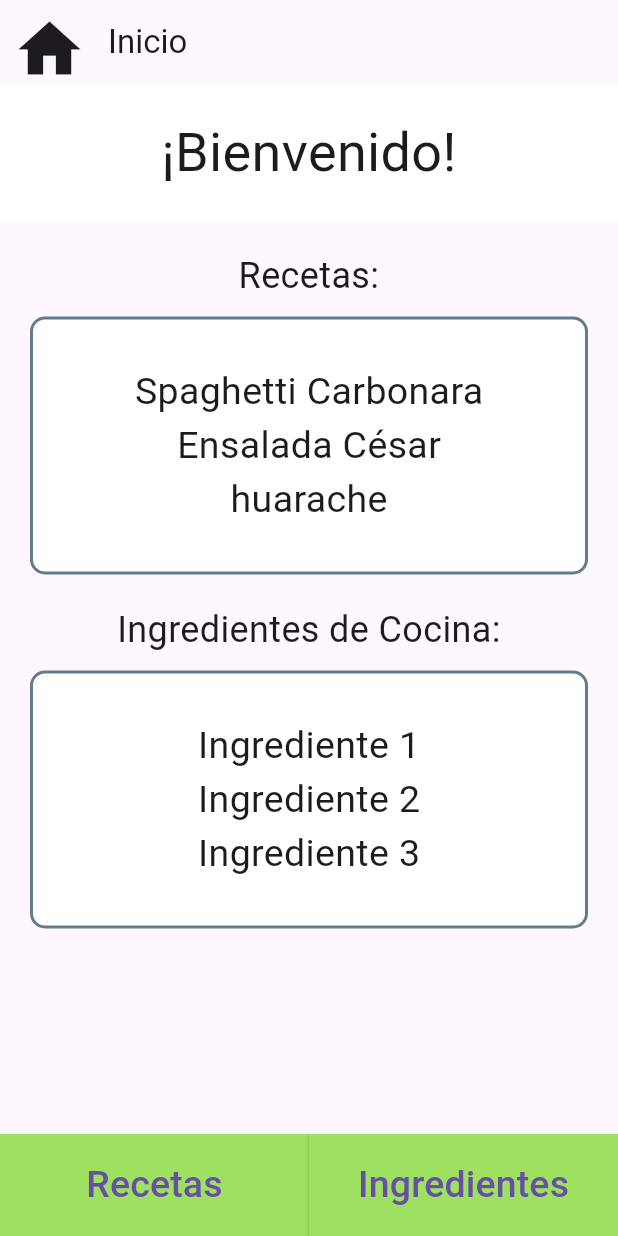
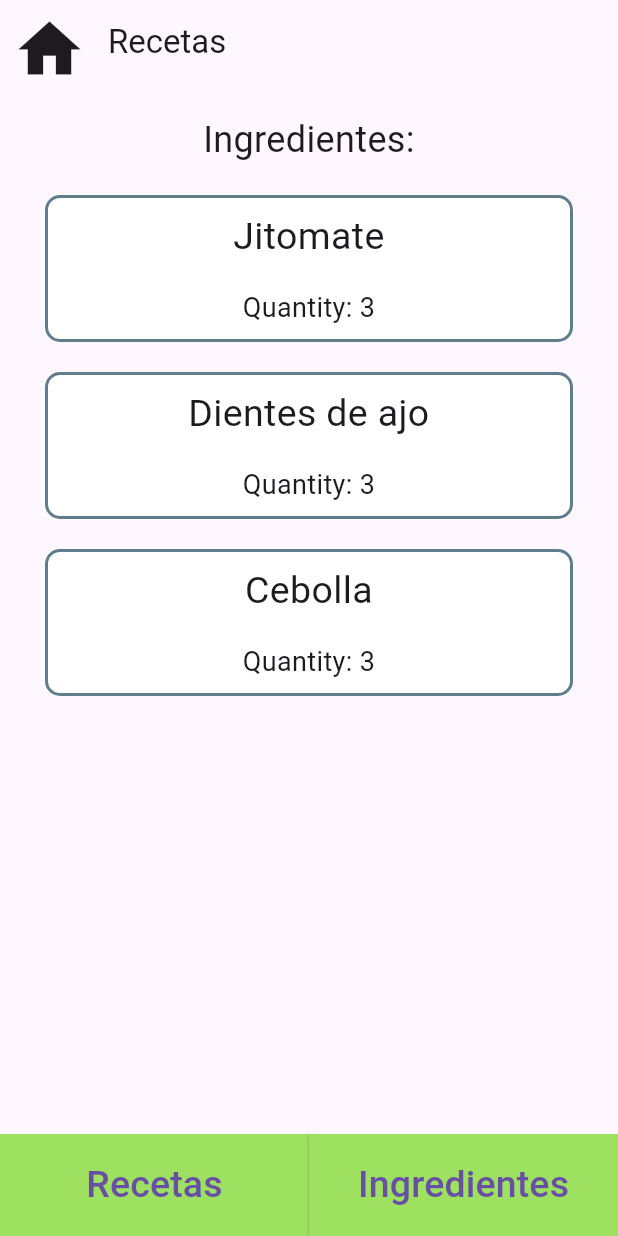
Before and after one commit to ShellXD1/CodeCrafters_dev, a Flutter app: the screen it shows after launch, after a tap on "Ingredientes", on a phone screen of 412 x 824 dp. Run offline on Flutter 3.47's test engine with Material 3 defaults, Android fonts, the phone set to English and light mode, and no system bars.

Commit message:
Creacion de vistas y modelos de vistas para Ingredientes

```diff
--- a/lib/main.dart
+++ b/lib/main.dart
@@ -1,18 +1,26 @@
 import 'package:flutter/material.dart';
 import 'package:proyecto_tsp_dev/view/home.dart';
+import 'package:proyecto_tsp_dev/view/ingredientes.dart';
 import 'package:proyecto_tsp_dev/view/recetas.dart';
 import 'package:proyecto_tsp_dev/viewModel/recipeViewModel.dart';
+import 'package:proyecto_tsp_dev/viewModel/ingredientViewModel.dart';
 
 void main() {
   final RecipeViewModel recipeViewModel = RecipeViewModel();
+  final IngredientViewModel ingredientViewModel = IngredientViewModel();
 
-  runApp(MyApp(recipeViewModel: recipeViewModel));
+  runApp(MyApp(
+    recipeViewModel: recipeViewModel,
+    ingredientViewModel: ingredientViewModel,
+    )
+    );
 }
 
 class MyApp extends StatelessWidget {
   final RecipeViewModel recipeViewModel;
+  final IngredientViewModel ingredientViewModel;
 
-  const MyApp({Key? key, required this.recipeViewModel}) : super(key: key);
+  const MyApp({Key? key, required this.recipeViewModel, required this.ingredientViewModel }) : super(key: key);
 
   @override
   Widget build(BuildContext context) {
@@ -23,8 +31,9 @@ class MyApp extends StatelessWidget {
       ),
       initialRoute: '/',
       routes: {
-        '/': (context) => HomeScreen(recipeViewModel: recipeViewModel),
+        '/': (context) => HomeScreen(recipeViewModel: recipeViewModel, ingredientViewModel: ingredientViewModel),
         '/recetas': (context) => RecetasView(recipeViewModel: recipeViewModel),
+        '/ingredientes': (context) => IngredientesView(ingredientViewModel: ingredientViewModel),
       },
     );
   }
--- a/lib/view/home.dart
+++ b/lib/view/home.dart
@@ -1,11 +1,15 @@
 import 'package:flutter/material.dart';
 import 'package:proyecto_tsp_dev/viewModel/recipeViewModel.dart';
 import 'package:proyecto_tsp_dev/view/recetas.dart';
+import 'package:proyecto_tsp_dev/viewModel/ingredientViewModel.dart';
+import 'package:proyecto_tsp_dev/view/ingredientes.dart';
 
 class HomeScreen extends StatelessWidget {
   final RecipeViewModel recipeViewModel;
+  final IngredientViewModel ingredientViewModel;
 
-  const HomeScreen({Key? key, required this.recipeViewModel}) : super(key: key);
+
+  const HomeScreen({Key? key, required this.recipeViewModel, required this.ingredientViewModel}) : super(key: key);
 
   @override
   Widget build(BuildContext context) {
@@ -136,6 +140,10 @@ class HomeScreen extends StatelessWidget {
                 onPressed: () {
                   // Acción al presionar el botón "Ingredientes"
                   print("Botón 'Ingredientes' presionado");
+                  Navigator.push(
+                    context,
+                    MaterialPageRoute(builder: (context) => IngredientesView(ingredientViewModel: ingredientViewModel)),
+                  );
                 },
                 style: ElevatedButton.styleFrom(
                   backgroundColor: Color(0xFF9EE060),
--- /dev/null
+++ b/lib/view/ingredientes.dart
@@ -0,0 +1,157 @@
+import 'package:flutter/material.dart';
+import 'package:proyecto_tsp_dev/viewModel/ingredientViewModel.dart';
+
+class IngredientesView extends StatelessWidget {
+  final IngredientViewModel ingredientViewModel;
+
+  const IngredientesView({Key? key, required this.ingredientViewModel}) : super(key: key);
+
+  @override
+  Widget build(BuildContext context) {
+    return Scaffold(
+      appBar: AppBar(
+        title: Text('Recetas'),
+        leading: IconButton(
+          icon: Icon(Icons.home, size: 50.0), // Mantenemos el ícono de inicio como estaba
+          onPressed: () {
+            print("Botón de la casita presionado (regresar a la pantalla de inicio)");
+            Navigator.pop(context); // Regresar a la pantalla de inicio
+          },
+        ),
+      ),
+      body: SingleChildScrollView(
+        child: Column(
+          crossAxisAlignment: CrossAxisAlignment.stretch,
+          children: [
+            SizedBox(height: 20.0),
+            Column(
+              crossAxisAlignment: CrossAxisAlignment.stretch,
+              children: [
+                Text(
+                  'Ingredientes:',
+                  textAlign: TextAlign.center,
+                  style: TextStyle(fontSize: 24.0),
+                ),
+                SizedBox(height: 10.0),
+                Container(
+                  padding: EdgeInsets.all(10.0),
+                  margin: EdgeInsets.symmetric(horizontal: 20.0),
+                  child: Column(
+                    children: [
+                      for (var ingredient in ingredientViewModel.ingredient)
+                        IngredientCard(
+                          quantity: ingredient.quantity,
+                          name: ingredient.name,
+                          onTap: () {
+                            print("Ingrediente '${ingredient.name}' seleccionada");
+                            // Puedes navegar a una nueva pantalla para ver los detalles de la receta aquí
+                          },
+                        ),
+                    ],
+                  ),
+                ),
+              ],
+            ),
+          ],
+        ),
+      ),
+      bottomNavigationBar: Container(
+        color: Color(0xFF9EE060),
+        child: Row(
+          children: <Widget>[
+            Expanded(
+              child: ElevatedButton(
+                onPressed: () {
+                  // Acción al presionar el botón "Recetas"
+                  print("Botón 'Recetas' presionado");
+                },
+                style: ElevatedButton.styleFrom(
+                  backgroundColor: Color(0xFF9EE060),
+                  shape: RoundedRectangleBorder(
+                    borderRadius: BorderRadius.zero,
+                  ),
+                  padding: EdgeInsets.all(16.0),
+                ),
+                child: Text(
+                  'Recetas',
+                  style: TextStyle(fontSize: 25.0),
+                ),
+              ),
+            ),
+            Expanded(
+              child: ElevatedButton(
+                onPressed: () {
+                  // Acción al presionar el botón "Ingredientes"
+                  print("Botón 'Ingredientes' presionado");
+                },
+                style: ElevatedButton.styleFrom(
+                  backgroundColor: Color(0xFF9EE060),
+                  shape: RoundedRectangleBorder(
+                    borderRadius: BorderRadius.zero,
+                  ),
+                  padding: EdgeInsets.all(16.0),
+                ),
+                child: Text(
+                  'Ingredientes',
+                  style: TextStyle(fontSize: 25.0),
+                ),
+              ),
+            ),
+          ],
+        ),
+      ),
+    );
+  }
+}
+
+class IngredientCard extends StatelessWidget {
+  final int quantity;
+  final String name;
+  final VoidCallback onTap;
+
+  const IngredientCard({
+    Key? key,
+    required this.quantity,
+    required this.name,
+    required this.onTap,
+  }) : super(key: key);
+
+  @override
+  Widget build(BuildContext context) {
+    return GestureDetector(
+      onTap: onTap,
+      child: Container(
+        margin: EdgeInsets.only(bottom: 20.0),
+        decoration: BoxDecoration(
+          color: Colors.white,
+          border: Border.all(
+            color: Colors.blueGrey,
+            width: 2.0,
+          ),
+          borderRadius: BorderRadius.circular(10.0),
+        ),
+        child: Column(
+          crossAxisAlignment: CrossAxisAlignment.stretch,
+          children: [
+            Padding(
+              padding: const EdgeInsets.all(8.0),
+              child: Text(
+                name,
+                textAlign: TextAlign.center,
+                style: TextStyle(fontSize: 25.0),
+              ),
+            ),
+            Padding(
+              padding: const EdgeInsets.all(8.0),
+              child: Text(
+                'Quantity: $quantity',
+                textAlign: TextAlign.center,
+                style: TextStyle(fontSize: 18.0),
+              ),
+            ),
+          ],
+        ),
+      ),
+    );
+  }
+}
--- /dev/null
+++ b/lib/viewModel/ingredientViewModel.dart
@@ -0,0 +1,18 @@
+import 'package:flutter/material.dart';
+
+class Ingredient {
+  final String name;
+  final int quantity;
+
+  Ingredient({required this.name, required this.quantity});
+}
+
+class IngredientViewModel extends ChangeNotifier {
+  List<Ingredient> _ingredient = [
+    Ingredient(name: 'Jitomate', quantity: 3),
+    Ingredient(name: 'Dientes de ajo', quantity: 3),
+    Ingredient(name: 'Cebolla', quantity: 3),
+  ];
+
+  List<Ingredient> get ingredient => _ingredient;
+}
```
Also changed, not shown: 1 other file.
